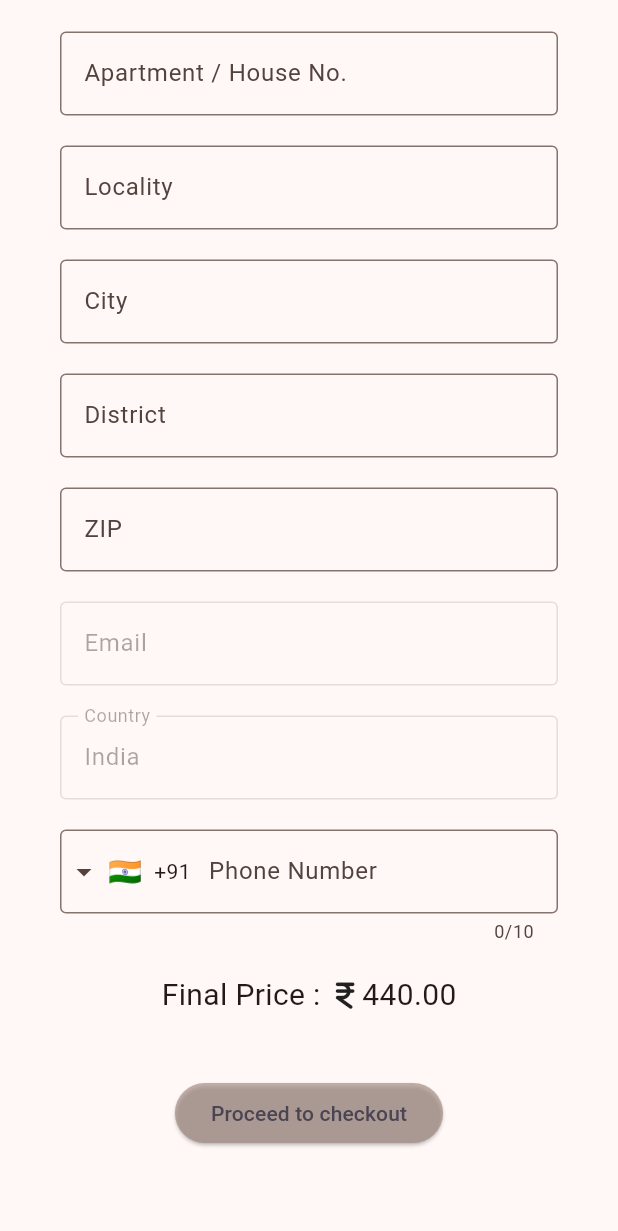
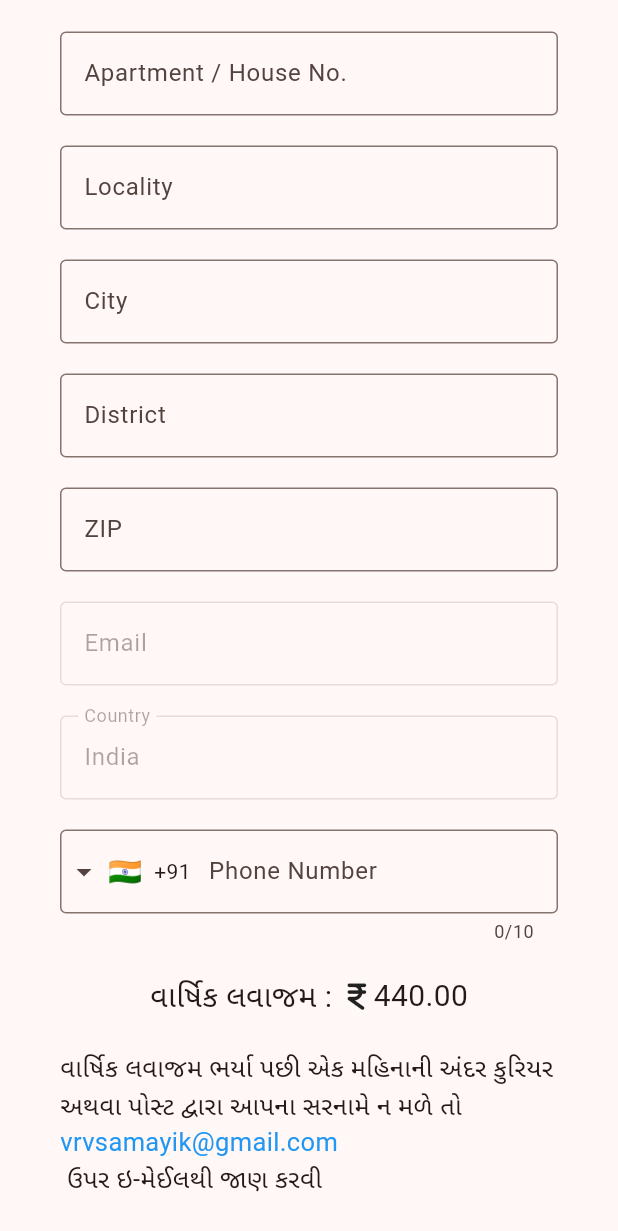
Before and after one commit to shafinmurani/VaReVa-Mobile, a Flutter app: the SubscribeWidget widget shown alone on an empty page, opened directly, scrolled down 113 dp, on a phone screen of 412 x 824 dp. Shown: the top 1231 px of the screen. Run offline on Flutter 3.47's test engine with Material 3 defaults, Android fonts, the phone set to English and light mode, and no system bars; drawn by our look-alikes of intl_phone_field; our stand-ins replace cached_network_image, cloud_firestore, file_picker, firebase_analytics, firebase_auth, firebase_core and 10 more; missing offline and left inert: auto_height_grid_view, flutter_cached_pdfview, no_screenshot, razorpay_flutter; accounts and stored records are empty; project files that could hold a hidden picture were left out.

Commit message:
Updated competitions

```diff
--- a/lib/screens/competition/listing.dart
+++ b/lib/screens/competition/listing.dart
@@ -184,7 +184,7 @@ class _CompetitionListingState extends State<CompetitionListing> {
                   child: FractionallySizedBox(
                     widthFactor: 0.8,
                     child: Text(
-                      "વાર્તા સ્પર્ધામાં ભાગ લેવા માટે અપલોડના નિશાન ઉપર લિક કરો",
+                      "સ્પર્ધામાં ભાગ લેવા માટે અપલોડના નિશાન ઉપર લિક કરો",
                       style: TextStyle(fontSize: 18),
                     ),
                   ),
--- a/lib/screens/competition/upload.dart
+++ b/lib/screens/competition/upload.dart
@@ -153,7 +153,7 @@ class _CompetitionWidgetState extends State<CompetitionWidget> {
                                 ));
                           },
                           child: const Text(
-                            "વાર્તા સ્પર્ધાના નિયમો",
+                            "સ્પર્ધાના નિયમો",
                             style: TextStyle(
                               fontSize: 18,
                             ),
--- a/lib/screens/subscription/subscribe.dart
+++ b/lib/screens/subscription/subscribe.dart
@@ -5,6 +5,7 @@ import 'package:gap/gap.dart';
 import 'package:intl_phone_field/countries.dart';
 import 'package:intl_phone_field/intl_phone_field.dart';
 import 'package:razorpay_flutter/razorpay_flutter.dart';
+import 'package:url_launcher/url_launcher.dart';
 import 'package:vartarevarta_magazine/components/colors.dart';
 import 'package:vartarevarta_magazine/components/successful.dart';
 import 'package:vartarevarta_magazine/components/text_input_widget.dart';
@@ -63,8 +64,6 @@ class _SubscribeWidgetState extends State<SubscribeWidget> {
     _razorpay.clear();
     super.dispose();
   }
-
-
 
   @override
   Widget build(BuildContext context) {
@@ -141,7 +140,7 @@ class _SubscribeWidgetState extends State<SubscribeWidget> {
                 mainAxisAlignment: MainAxisAlignment.center,
                 children: [
                   Text(
-                    "Final Price : ",
+                    "વાર્ષિક લવાજમ : ",
                     style: TextStyle(fontSize: 20),
                   ),
                   Gap(5),
@@ -154,7 +153,32 @@ class _SubscribeWidgetState extends State<SubscribeWidget> {
                 ],
               ),
             ),
-            const Gap(40),
+            const Gap(20),
+            const Text(
+              "વાર્ષિક લવાજમ ભર્યા પછી એક મહિનાની અંદર કુરિયર અથવા પોસ્ટ દ્વારા આપના સરનામે ન મળે તો ",
+              style: TextStyle(
+                fontSize: 17,
+              ),
+            ),
+            InkWell(
+              onTap: () {
+                launchUrl(Uri(
+                  scheme: 'mailto',
+                  path: 'vrvsamayik@gmail.com',
+                ));
+              },
+              child: const Text(
+                "vrvsamayik@gmail.com",
+                style: TextStyle(fontSize: 17, color: Colors.blue),
+              ),
+            ),
+            const Text(
+              " ઉપર ઇ-મેઈલથી જાણ કરવી",
+              style: TextStyle(
+                fontSize: 17,
+              ),
+            ),
+            const Gap(20),
             Column(
               children: [
                 ElevatedButton(
--- a/lib/services/wrapper.dart
+++ b/lib/services/wrapper.dart
@@ -152,7 +152,7 @@ class _WrapperWidgetState extends State<WrapperWidget> {
             const Divider(),
             ListTile(
                 leading: const Icon(Icons.book),
-                title: const Text("વાર્તા સ્પર્ધા"),
+                title: const Text("સ્પર્ધા"),
                 onTap: () {
                   Navigator.pop(context);
                   Navigator.push(
--- a/pubspec.yaml
+++ b/pubspec.yaml
@@ -16,7 +16,7 @@ publish_to: "none" # Remove this line if you wish to publish to pub.dev
 # https://developer.apple.com/library/archive/documentation/General/Reference/InfoPlistKeyReference/Articles/CoreFoundationKeys.html
 # In Windows, build-name is used as the major, minor, and patch parts
 # of the product and file versions while build-number is used as the build suffix.
-version: 1.0.3+5
+version: 1.0.4+6
 
 environment:
   sdk: ">=3.1.3 <4.0.0"
@@ -62,6 +62,7 @@ dependencies:
   path_provider: ^2.1.1
   change_app_package_name: ^1.1.0
   salomon_bottom_bar: ^3.3.2
+  url_launcher: ^6.2.1
 
 dev_dependencies:
   flutter_test:
```
Also changed, not shown: lib/main.dart (line endings or trailing spaces), pubspec.lock, 1 other file.
